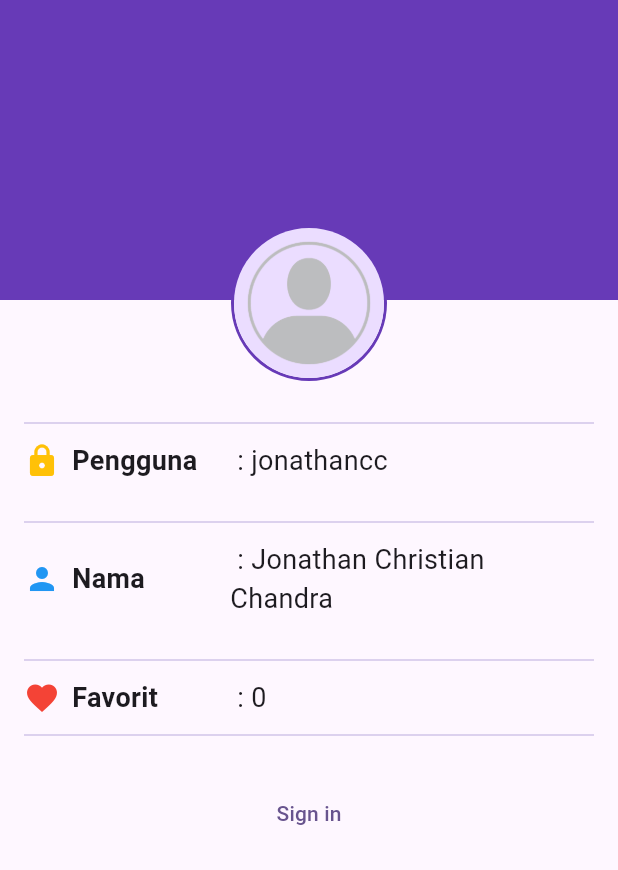
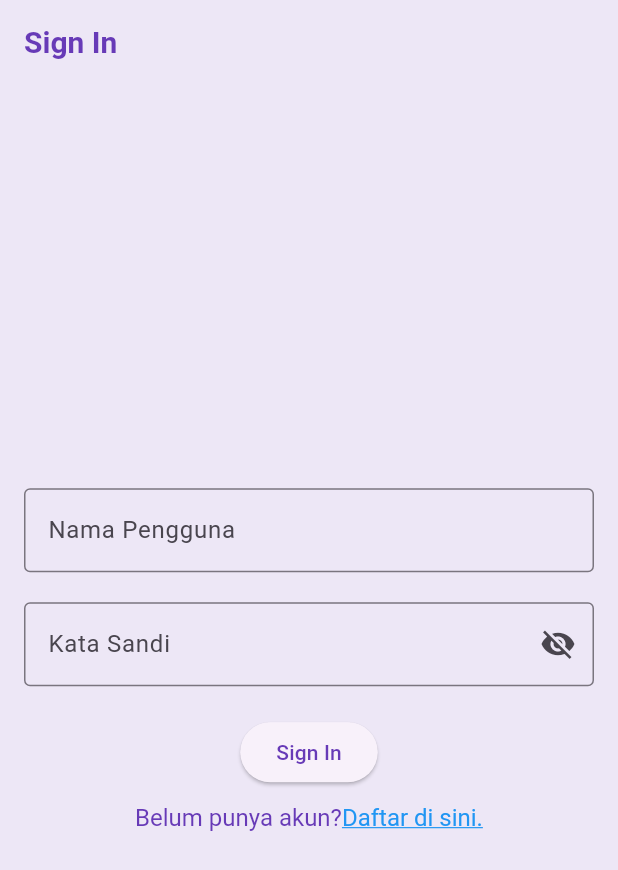
Before and after one commit to 2024-2025-Gasal-PABI-SI5A/project-wisata-candi-jojoooook, a Flutter app: the screen it shows after launch, on a phone screen of 412 x 824 dp. Shown: the top 870 px of the screen. Run offline on Flutter 3.47's test engine with Material 3 defaults, Android fonts, the phone set to English and light mode, and no system bars.

Commit message:
sign in screen

```diff
--- a/lib/main.dart
+++ b/lib/main.dart
@@ -2,26 +2,42 @@ import 'package:flutter/material.dart';
 import 'package:wisata_candi/data/candi_data.dart';
 import 'package:wisata_candi/screens/detail_screen.dart';
 import 'package:wisata_candi/screens/profile_screen.dart';
+import 'package:wisata_candi/screens/signin_screen.dart';
 
 void main() {
   runApp(const MainApp());
 }
 
-class MainApp extends StatelessWidget {
+class MainApp extends StatefulWidget {
   const MainApp({super.key});
 
+  @override
+  State<MainApp> createState() => _MainAppState();
+}
+
+class _MainAppState extends State<MainApp> {
   @override
   Widget build(BuildContext context) {
     return MaterialApp(
       title: 'Wisata Candi',
       theme: ThemeData(
-        colorScheme: ColorScheme.fromSeed(seedColor: Colors.deepPurple),
-        useMaterial3: true,
-      ),
-      // home: DetailScreen(
-      //   candi: candiList[0],
-      // ),
-      home: ProfileScreen(),
+          appBarTheme: const AppBarTheme(
+            iconTheme: IconThemeData(color: Colors.deepPurple),
+            titleTextStyle: TextStyle(
+              color: Colors.deepPurple,
+              fontSize: 20,
+              fontWeight: FontWeight.bold,
+            ),
+          ),
+          colorScheme:
+              ColorScheme.fromSeed(seedColor: Colors.deepPurple).copyWith(
+            primary: Colors.deepPurple,
+            surface: Colors.deepPurple[50],
+          ),
+          useMaterial3: true),
+      // home: DetaiScreen(candi: candiList[0]),
+      // home: const ProfileScreen(),
+      home: SignInScreen(),
     );
   }
 }
--- /dev/null
+++ b/lib/screens/signin_screen.dart
@@ -0,0 +1,114 @@
+import 'package:flutter/material.dart';
+import 'package:flutter/gestures.dart';
+
+class SignInScreen extends StatefulWidget {
+  SignInScreen({super.key});
+
+  @override
+  State<SignInScreen> createState() => _SignInScreenState();
+}
+
+class _SignInScreenState extends State<SignInScreen> {
+  // TODO: 1. Deklarasikan variable
+  final TextEditingController _ussernameController = TextEditingController();
+
+  final TextEditingController _passwordController = TextEditingController();
+
+  String _errorText = '';
+
+  bool _isSignIn = false;
+
+  bool _obscurePassword = true;
+
+  @override
+  Widget build(BuildContext context) {
+    return Scaffold(
+      // TODO: 2. Pasang AppBar
+      appBar: AppBar(
+        title: const Text('Sign In'),
+      ),
+      //TODO: 3. Pasang Body
+      body: Center(
+        child: SingleChildScrollView(
+          child: Padding(
+            padding: const EdgeInsets.all(16),
+            child: Form(
+                child: Column(
+              //TODO: 4. Atur mainAxisAligment dan CrossAxisAlligment
+              mainAxisAlignment: MainAxisAlignment.center,
+              crossAxisAlignment: CrossAxisAlignment.center,
+              children: [
+                //TODO: 5. Pasang TextFormField Nama Pengguna
+                TextFormField(
+                  controller: _ussernameController,
+                  decoration: const InputDecoration(
+                    labelText: 'Nama Pengguna',
+                    hintText: 'Masukkan nama pengguna',
+                    border: OutlineInputBorder(),
+                  ),
+                ),
+                //TODO: 6. Pasang TextFormField Kata Sandi
+                const SizedBox(height: 20),
+                TextFormField(
+                  controller: _passwordController,
+                  decoration: InputDecoration(
+                    labelText: "Kata Sandi",
+                    errorText: _errorText.isNotEmpty ? _errorText : null,
+                    border: const OutlineInputBorder(),
+                    suffixIcon: IconButton(
+                      onPressed: () {
+                        setState(
+                          () {
+                            _obscurePassword = !_obscurePassword;
+                          },
+                        );
+                      },
+                      icon: Icon(_obscurePassword
+                          ? Icons.visibility_off
+                          : Icons.visibility),
+                    ),
+                  ),
+                  obscureText: _obscurePassword,
+                ),
+                //TODO: 7. Pasang Elevated Sign In
+                const SizedBox(
+                  height: 20,
+                ),
+                ElevatedButton(
+                  onPressed: () {},
+                  child: const Text('Sign In'),
+                ),
+                //TODO: 8. Pasang TextButton Sign Up
+                const SizedBox(
+                  height: 10,
+                ),
+                // TextButton(
+                //   onPressed: () {},
+                //   child: const Text("Belum punya akun? Daftar di sini."),
+                // ),
+                RichText(
+                  text: TextSpan(
+                    text: "Belum punya akun?",
+                    style:
+                        const TextStyle(fontSize: 16, color: Colors.deepPurple),
+                    children: [
+                      TextSpan(
+                        text: "Daftar di sini.",
+                        style: const TextStyle(
+                          fontSize: 16,
+                          color: Colors.blue,
+                          decoration: TextDecoration.underline,
+                        ),
+                        recognizer: TapGestureRecognizer()..onTap = () {},
+                      ),
+                    ],
+                  ),
+                )
+              ],
+            )),
+          ),
+        ),
+      ),
+    );
+  }
+}
```
